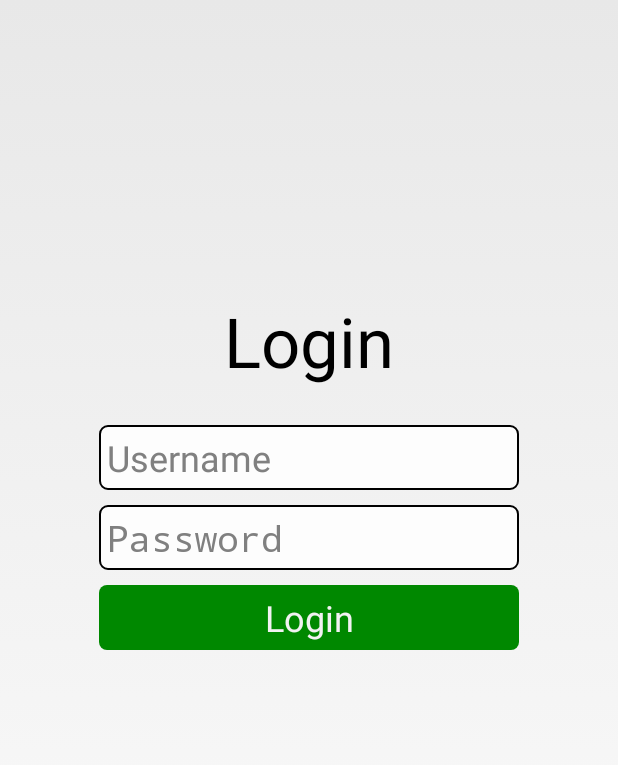
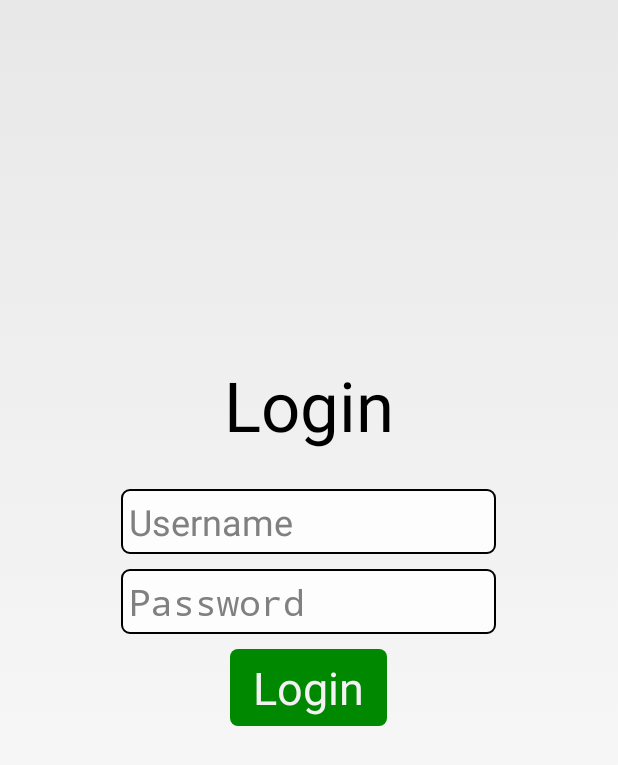
Before and after one commit to JakobHartman/SRA_Android, an Android app: the login screen opened directly, with no data from a screen before it, on a phone screen of 412 x 824 dp. Shown: the top 765 px of the screen. Run offline under Robolectric (Android 15) with nearby library versions, the phone set to English and light mode, and no system bars; libraries missing offline, so code that uses them is left out: com.firebase.client; 1 statement that could not run was skipped.

Commit message:
Made login orientation dynamic

```diff
--- a/app/src/main/AndroidManifest.xml
+++ b/app/src/main/AndroidManifest.xml
@@ -19,7 +19,6 @@
             </intent-filter>
         </activity>
         <activity
-            android:screenOrientation="portrait"
             android:name=".login"
             android:label="@string/title_activity_login" >
         </activity>
--- a/app/src/main/res/layout/activity_login.xml
+++ b/app/src/main/res/layout/activity_login.xml
@@ -1,18 +1,28 @@
-<RelativeLayout xmlns:android="http://schemas.android.com/apk/res/android"
+<LinearLayout xmlns:android="http://schemas.android.com/apk/res/android"
     xmlns:tools="http://schemas.android.com/tools"
     android:layout_width="match_parent"
     android:layout_height="match_parent"
+    android:weightSum="3"
+    android:gravity="center"
     android:paddingLeft="10dp"
     android:paddingRight="10dp"
     android:paddingTop="@dimen/activity_vertical_margin"
     android:paddingBottom="@dimen/activity_vertical_margin"
-    tools:context="com.example.chad.sraMobile.login"
-    android:id="@+id/loginActivity">
+    tools:context="org.rbdc.sra.login"
+    android:id="@+id/loginActivity"
+    android:orientation="vertical">
 
-
+    <TextView
+        android:layout_width="wrap_content"
+        android:layout_height="wrap_content"
+        android:textAppearance="?android:attr/textAppearanceLarge"
+        android:text="Login"
+        android:id="@+id/textView2"
+        android:paddingBottom="25dp"
+        android:textSize="46dp"/>
 
     <EditText
-        android:layout_width="wrap_content"
+        android:layout_width="250dp"
         android:layout_height="wrap_content"
         android:inputType="text"
         android:ems="10"
@@ -21,15 +31,12 @@
         android:shadowColor="#000"
         android:selectAllOnFocus="true"
         android:enabled="true"
-        android:layout_above="@+id/passwordET"
-        android:layout_centerHorizontal="true"
         android:hint="Username"
         android:textSize="24dp"
-        android:padding="5dp"
-        android:layout_marginBottom="10dp"/>
+        android:padding="5dp"/>
 
     <EditText
-        android:layout_width="wrap_content"
+        android:layout_width="250dp"
         android:layout_height="wrap_content"
         android:inputType="textPassword"
         android:ems="10"
@@ -38,12 +45,10 @@
         android:shadowColor="#000"
         android:selectAllOnFocus="true"
         android:enabled="true"
-        android:layout_above="@+id/loginButton"
-        android:layout_centerHorizontal="true"
-        android:layout_marginBottom="10dp"
         android:hint="Password"
         android:textSize="24dp"
-        android:padding="5dp" />
+        android:padding="5dp"
+        android:layout_marginTop="10dp"/>
 
 
     <Button
@@ -52,18 +57,12 @@
         android:text="@string/login"
         android:id="@+id/loginButton"
         style="@style/UIButton"
-        android:layout_centerVertical="true"
-        android:layout_alignLeft="@+id/passwordET"
-        android:layout_alignStart="@+id/passwordET"
-        android:layout_alignRight="@+id/passwordET"
-        android:layout_alignEnd="@+id/passwordET"
-        android:textSize="24dp"
-        android:padding="5dp" />
-
-    <ImageView
-        android:layout_width="wrap_content"
-        android:layout_height="wrap_content"
-        android:id="@+id/imageView"/>
+        android:textSize="30dp"
+        android:paddingLeft="15dp"
+        android:paddingRight="15dp"
+        android:paddingTop="5dp"
+        android:paddingBottom="5dp"
+        android:layout_marginTop="10dp"/>
 
     <ProgressBar
         android:indeterminateDrawable="@drawable/my_progress_indeterminate"
@@ -71,9 +70,8 @@
         android:layout_width="50dp"
         android:id="@+id/progressBar"
         android:visibility="invisible"
-        android:layout_above="@+id/textView3"
-        android:layout_centerHorizontal="true"
-        android:layout_marginBottom="50dp" />
+        android:layout_below="@+id/passwordET"
+        android:layout_marginTop="20dp"/>
 
     <TextView
         android:layout_width="wrap_content"
@@ -82,24 +80,10 @@
         android:text="Loading Test Here"
         android:id="@+id/textView3"
         android:visibility="invisible"
-        android:layout_alignParentBottom="true"
-        android:layout_marginBottom="76dp"
-        android:layout_alignParentRight="true"
-        android:layout_alignParentEnd="true"
-        android:layout_alignParentLeft="true"
-        android:layout_alignParentStart="true"
         android:textAlignment="center"
-        android:gravity="center_horizontal" />
+        android:gravity="center_horizontal"
+        android:layout_marginTop="5dp"/>
 
-    <TextView
-        android:layout_width="wrap_content"
-        android:layout_height="wrap_content"
-        android:textAppearance="?android:attr/textAppearanceLarge"
-        android:text="Login"
-        android:id="@+id/textView2"
-        android:layout_above="@+id/usernameET"
-        android:layout_centerHorizontal="true"
-        android:paddingBottom="25dp"
-        android:textSize="46dp" />
 
-</RelativeLayout>
+
+</LinearLayout>
```
Also changed, not shown: app/src/main/res/layout/activity_main.xml (+13 -21 lines).
